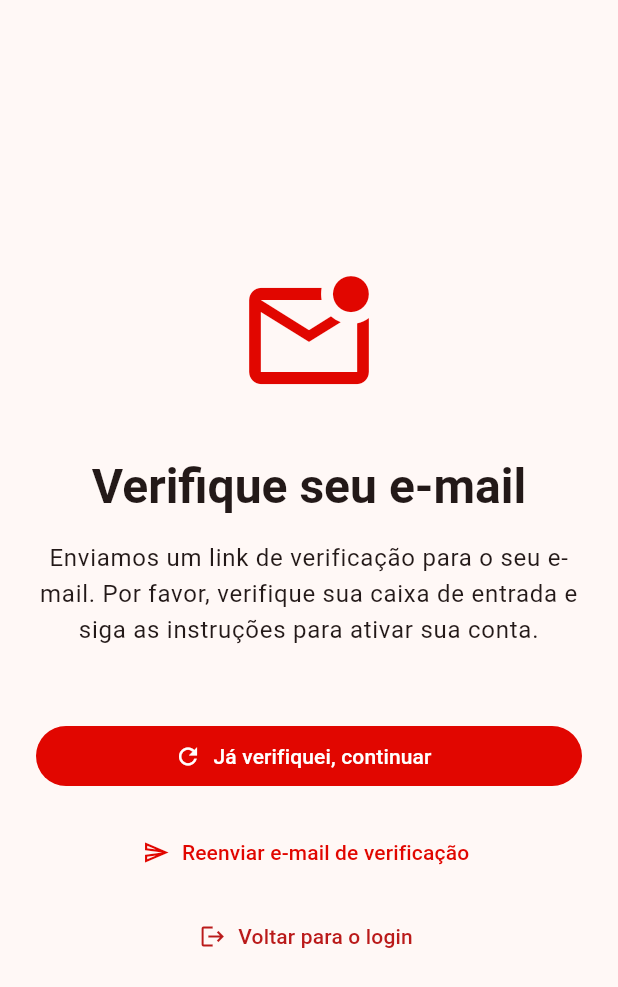
After one commit to vitoramaral10/fly_checklist, a Flutter app: the EmailVerificationPage screen opened by its route, after a tap on "Já verifiquei, continuar", on a phone screen of 412 x 824 dp. The commit adds this screen. Shown: the top 987 px of the screen. Run offline on Flutter 3.47's test engine with Material 3 defaults, Android fonts, the phone set to English and light mode, and no system bars; our stand-ins replace firebase_auth, firebase_core, firebase_crashlytics, get, google_sign_in; missing offline and left inert: firebase_app_check; accounts and stored records are empty.

Commit message:
feat: Add email verification page and presenter with routing and binding

```diff
--- /dev/null
+++ b/lib/main/factories/pages/email_verification/email_verification.dart
@@ -0,0 +1,2 @@
+export 'email_verification_binding_factory.dart';
+export 'email_verification_page_factory.dart';
--- /dev/null
+++ b/lib/main/factories/pages/email_verification/email_verification_binding_factory.dart
@@ -0,0 +1,12 @@
+import 'package:get/get.dart';
+
+import '../../../../presentation/presenters/presenters.dart';
+
+Bindings makeEmailVerificationBinding() => _EmailVerificationBinding();
+
+class _EmailVerificationBinding extends Bindings {
+  @override
+  void dependencies() {
+    Get.put(GetxEmailVerificationPresenter());
+  }
+}
--- /dev/null
+++ b/lib/main/factories/pages/email_verification/email_verification_page_factory.dart
@@ -0,0 +1,9 @@
+import 'package:flutter/material.dart';
+
+import '../../../../ui/pages/pages.dart';
+
+Widget makeEmailVerificationPage() {
+  return EmailVerificationPage(
+
+  );
+}
--- a/lib/main/factories/pages/pages.dart
+++ b/lib/main/factories/pages/pages.dart
@@ -1,3 +1,4 @@
+export 'email_verification/email_verification.dart';
 export 'home/home.dart';
 export 'signin/signin.dart';
 export 'signup/signup.dart';
--- /dev/null
+++ b/lib/main/factories/presenters/getx_email_verification_presenter_factory.dart
@@ -0,0 +1,6 @@
+import '../../../presentation/presenters/presenters.dart';
+import '../../../ui/pages/pages.dart';
+
+EmailVerificationPresenter makeGetxEmailVerificationPresenter() {
+  return GetxEmailVerificationPresenter();
+}
--- a/lib/main/routes.dart
+++ b/lib/main/routes.dart
@@ -13,5 +13,10 @@ class Routes {
     GetPage(name: home, page: makeHomePage, binding: makeHomeBinding()),
     GetPage(name: signUp, page: makeSignUpPage, binding: makeSignUpBinding()),
     GetPage(name: signIn, page: makeSignInPage, binding: makeSignInBinding()),
+    GetPage(
+      name: emailVerification,
+      page: makeEmailVerificationPage,
+      binding: makeEmailVerificationBinding(),
+    ),
   ];
 }
--- /dev/null
+++ b/lib/presentation/presenters/getx_email_verification_presenter.dart
@@ -0,0 +1,6 @@
+import 'package:fly_checklist/ui/pages/pages.dart';
+import 'package:get/get_state_manager/get_state_manager.dart';
+
+class GetxEmailVerificationPresenter extends GetxController implements EmailVerificationPresenter {
+
+}
--- a/lib/presentation/presenters/presenters.dart
+++ b/lib/presentation/presenters/presenters.dart
@@ -1,3 +1,4 @@
+export 'getx_email_verification_presenter.dart';
 export 'getx_home_presenter.dart';
 export 'getx_signin_presenter.dart';
 export 'getx_signup_presenter.dart';
--- /dev/null
+++ b/lib/ui/pages/email_verification/email_verification.dart
@@ -0,0 +1,2 @@
+export 'email_verification_page.dart';
+export 'email_verification_presenter.dart';
--- /dev/null
+++ b/lib/ui/pages/email_verification/email_verification_page.dart
@@ -0,0 +1,63 @@
+import 'package:flutter/material.dart';
+
+class EmailVerificationPage extends StatelessWidget {
+  const EmailVerificationPage({super.key});
+
+  @override
+  Widget build(BuildContext context) {
+    final theme = Theme.of(context);
+    final colorScheme = theme.colorScheme;
+
+    return Scaffold(
+      body: Center(
+        child: SingleChildScrollView(
+          padding: const EdgeInsets.all(24.0),
+          child: Column(
+            mainAxisAlignment: MainAxisAlignment.center,
+            crossAxisAlignment: CrossAxisAlignment.stretch,
+            children: [
+              Icon(
+                Icons.mark_email_unread_outlined,
+                size: 96,
+                color: colorScheme.primary,
+              ),
+              const SizedBox(height: 32),
+              Text(
+                'Verifique seu e-mail',
+                textAlign: TextAlign.center,
+                style: theme.textTheme.headlineLarge?.copyWith(
+                  fontWeight: FontWeight.bold,
+                ),
+              ),
+              const SizedBox(height: 16),
+              Text(
+                'Enviamos um link de verificação para o seu e-mail. Por favor, verifique sua caixa de entrada e siga as instruções para ativar sua conta.',
+                textAlign: TextAlign.center,
+                style: theme.textTheme.bodyLarge,
+              ),
+              const SizedBox(height: 48),
+              FilledButton.icon(
+                onPressed: () {},
+                icon: const Icon(Icons.refresh),
+                label: const Text('Já verifiquei, continuar'),
+              ),
+              const SizedBox(height: 16),
+              TextButton.icon(
+                onPressed: () {},
+                icon: const Icon(Icons.send_outlined),
+                label: const Text('Reenviar e-mail de verificação'),
+              ),
+              const SizedBox(height: 8),
+              TextButton.icon(
+                onPressed: () {},
+                icon: const Icon(Icons.logout),
+                label: const Text('Voltar para o login'),
+                style: TextButton.styleFrom(foregroundColor: colorScheme.error),
+              ),
+            ],
+          ),
+        ),
+      ),
+    );
+  }
+}
--- /dev/null
+++ b/lib/ui/pages/email_verification/email_verification_presenter.dart
@@ -0,0 +1 @@
+abstract class EmailVerificationPresenter {}
--- a/lib/ui/pages/pages.dart
+++ b/lib/ui/pages/pages.dart
@@ -1,3 +1,4 @@
+export 'email_verification/email_verification.dart';
 export 'home/home.dart';
 export 'signin/signin.dart';
 export 'signup/signup.dart';
```
